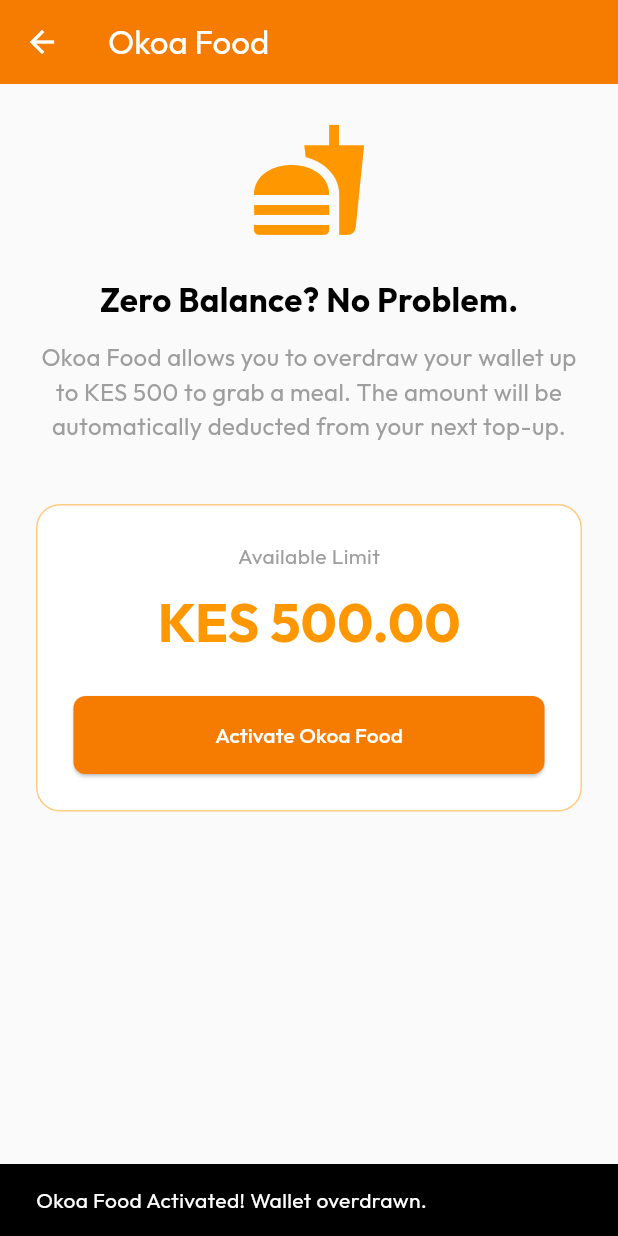
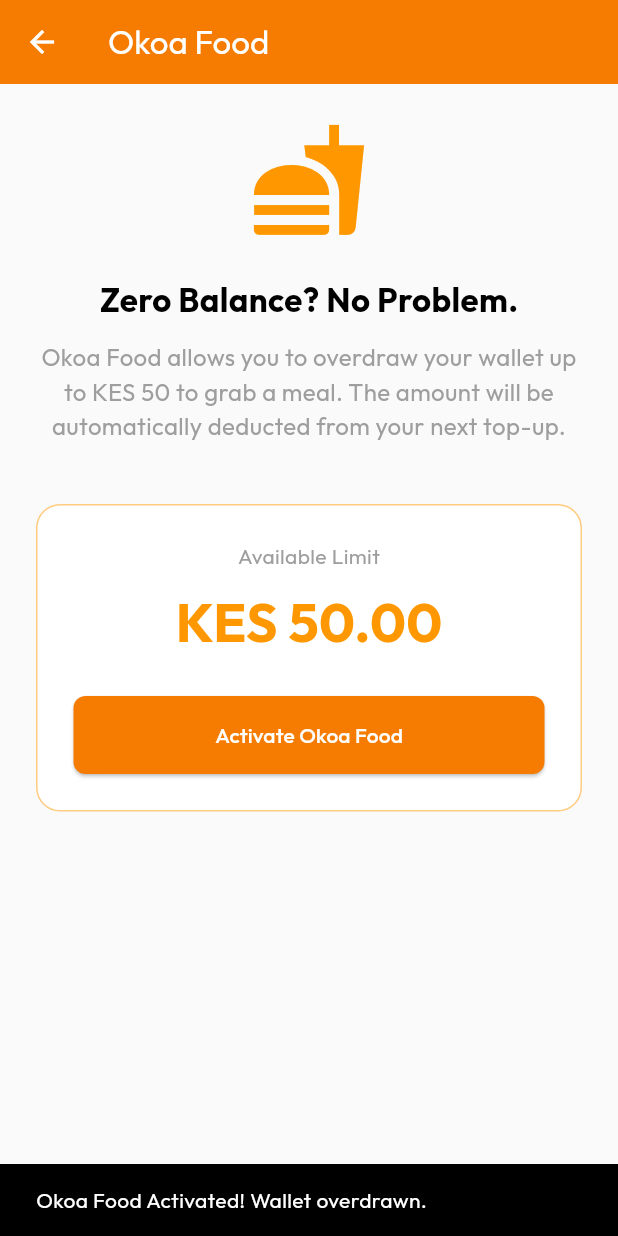
Before and after one commit to delstarford123/DISHI, a Flutter app: the OkoaFoodView screen opened directly, after a tap on "Activate Okoa Food", on a phone screen of 412 x 824 dp. Run offline on Flutter 3.47's test engine with Material 3 defaults, Android fonts, the phone set to English and light mode, and no system bars; our stand-ins replace audioplayers, camera, cloud_firestore, connectivity_plus, drift, firebase_auth and 19 more; missing offline and left inert: flutter_webrtc, local_auth_android, local_auth_darwin, mobile_scanner, record; accounts and stored records are empty; generated files the repository leaves out were written again.

Commit message:
fix: okoa limit dynamic, virtual club ui updates, syntax error fix

```diff
--- a/lib/features/student/presentation/okoa_food_view.dart
+++ b/lib/features/student/presentation/okoa_food_view.dart
@@ -1,8 +1,40 @@
 import 'package:flutter/material.dart';
+import 'package:cloud_firestore/cloud_firestore.dart';
 import '../../../core/theme/mpesa_theme.dart';
 
-class OkoaFoodView extends StatelessWidget {
+class OkoaFoodView extends StatefulWidget {
   const OkoaFoodView({super.key});
+
+  @override
+  State<OkoaFoodView> createState() => _OkoaFoodViewState();
+}
+
+class _OkoaFoodViewState extends State<OkoaFoodView> {
+  double _maxLimit = 50.0;
+  bool _isLoading = true;
+
+  @override
+  void initState() {
+    super.initState();
+    _fetchLimit();
+  }
+
+  Future<void> _fetchLimit() async {
+    try {
+      final doc = await FirebaseFirestore.instance.collection('app_settings').doc('okoa_config').get();
+      if (doc.exists && doc.data()!.containsKey('max_limit')) {
+        setState(() {
+          _maxLimit = (doc.data()!['max_limit'] as num).toDouble();
+        });
+      }
+    } catch (e) {
+      debugPrint('Failed to fetch okoa config: $e');
+    } finally {
+      setState(() {
+        _isLoading = false;
+      });
+    }
+  }
 
   @override
   Widget build(BuildContext context) {
@@ -12,7 +44,9 @@
         title: const Text('Okoa Food'),
         backgroundColor: Colors.orange.shade700,
       ),
-      body: Padding(
+      body: _isLoading
+        ? const Center(child: CircularProgressIndicator(color: Colors.orange))
+        : Padding(
         padding: const EdgeInsets.all(24.0),
         child: Column(
           children: [
@@ -23,10 +57,10 @@
               style: TextStyle(fontSize: 22, fontWeight: FontWeight.bold),
             ),
             const SizedBox(height: 12),
-            const Text(
-              'Okoa Food allows you to overdraw your wallet up to KES 500 to grab a meal. The amount will be automatically deducted from your next top-up.',
+            Text(
+              'Okoa Food allows you to overdraw your wallet up to KES ${_maxLimit.toStringAsFixed(0)} to grab a meal. The amount will be automatically deducted from your next top-up.',
               textAlign: TextAlign.center,
-              style: TextStyle(color: Colors.grey, fontSize: 16),
+              style: const TextStyle(color: Colors.grey, fontSize: 16),
             ),
             const SizedBox(height: 40),
 
@@ -41,7 +75,7 @@
                 children: [
                   const Text('Available Limit', style: TextStyle(color: Colors.grey)),
                   const SizedBox(height: 8),
-                  const Text('KES 500.00', style: TextStyle(fontSize: 36, fontWeight: FontWeight.bold, color: Colors.orange)),
+                  Text('KES ${_maxLimit.toStringAsFixed(2)}', style: const TextStyle(fontSize: 36, fontWeight: FontWeight.bold, color: Colors.orange)),
                   const SizedBox(height: 24),
                   ElevatedButton(
                     onPressed: () {
--- a/lib/features/student/presentation/student_profile_settings.dart
+++ b/lib/features/student/presentation/student_profile_settings.dart
@@ -89,7 +89,6 @@
       body: ListView(
         padding: const EdgeInsets.all(16),
         children: [
-          Center(
           Center(
             child: GestureDetector(
               onTap: _pickAndUploadImage,
```
Also changed, not shown: lib/features/match/presentation/match_night_club_view.dart (+20 -15 lines).
